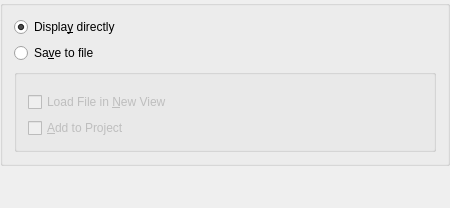
Above: src/gui/outputmethodwidget.ui from ktechlab/ktechlab before the change. Below: the same form after it.
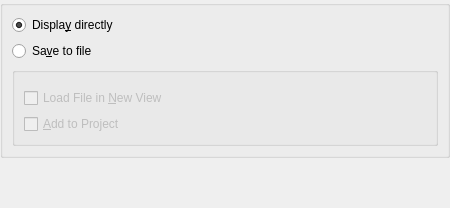
That is the form after the change. Custom widgets are drawn as their Qt base class.

Commit message: UI files: remove <layoutdefault>, let styles rules this

Patch:
```diff
--- a/src/gui/outputmethodwidget.ui
+++ b/src/gui/outputmethodwidget.ui
@@ -115,7 +115,6 @@
    </item>
   </layout>
  </widget>
- <layoutdefault spacing="6" margin="11"/>
  <customwidgets>
   <customwidget>
    <class>MicroSelectWidget</class>
```
The commit also changes 18 other files.
